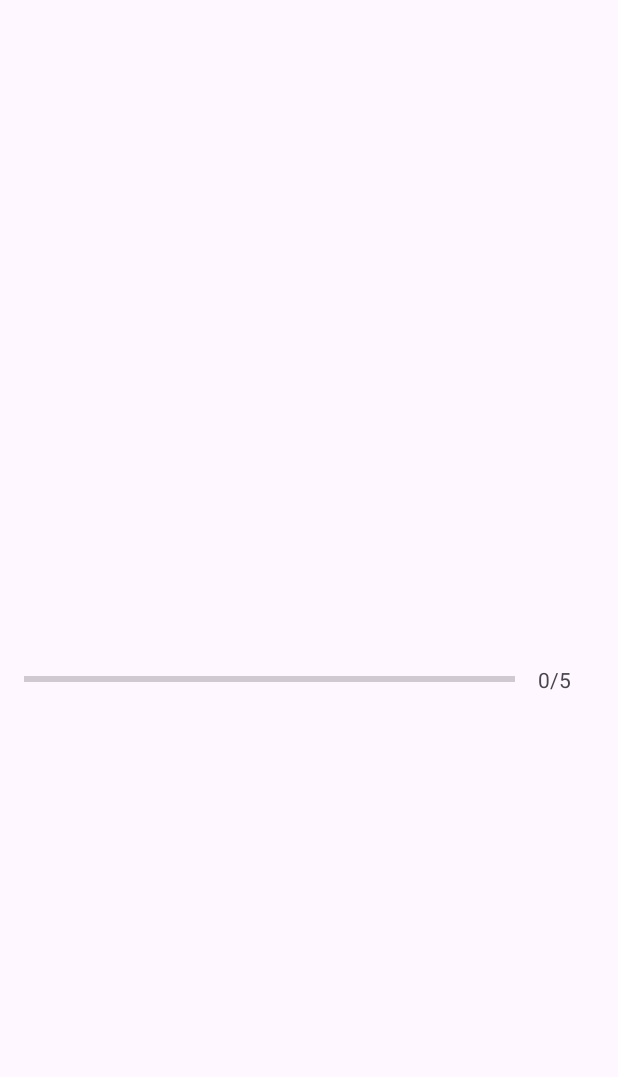
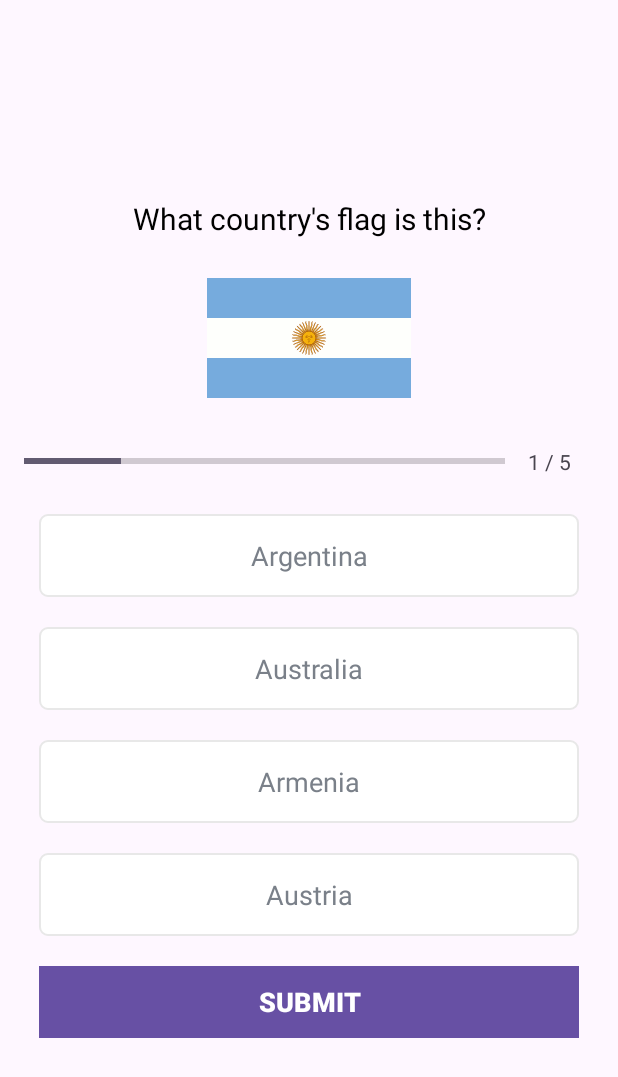
Before and after one commit to Piyushdhorey/Android_with_Kotlin, an Android app: the QuestionPageActivity screen opened directly, with no data from a screen before it, on a phone screen of 412 x 824 dp. Shown: the top 1077 px of the screen. Run offline under Robolectric (Android 15) with nearby library versions, the phone set to English and light mode, and no system bars.

Commit message:
created methods in the QuestionPageActivity

```diff
--- a/app/src/main/java/com/example/quizapp/QuestionPageActivity.kt
+++ b/app/src/main/java/com/example/quizapp/QuestionPageActivity.kt
@@ -1,15 +1,116 @@
 package com.example.quizapp
 
+import android.graphics.Color
+import android.graphics.Typeface
 import androidx.appcompat.app.AppCompatActivity
 import android.os.Bundle
 import android.util.Log
+import android.view.View
+import android.widget.Button
+import android.widget.ImageView
+import android.widget.ProgressBar
+import android.widget.TextView
+import androidx.core.content.ContextCompat
 
-class QuestionPageActivity : AppCompatActivity() {
+class QuestionPageActivity : AppCompatActivity(), View.OnClickListener {
+
+
+    private var mCurrentPosition: Int = 1
+    private var mQuestionList: ArrayList<Question>? = null
+    private var mSelectedOptionPosition: Int = 0
+
+
+    private var progressBar: ProgressBar? = null
+    private var tvProgress: TextView? = null
+    private var tvQuestion: TextView? = null
+    private var ivImage: ImageView? = null
+
+    private var tvOptionOne: TextView? = null
+    private var tvOptionTwo: TextView? = null
+    private var tvOptionThree: TextView? = null
+    private var tvOptionFour: TextView? = null
+
+    private var btnSubmit: Button? = null
+
+
+
     override fun onCreate(savedInstanceState: Bundle?) {
         super.onCreate(savedInstanceState)
         setContentView(R.layout.activity_question_page)
 
-        val questionsList = Constants.getQuestions()
-        Log.i("questions list size is ", "${questionsList.size}")
+        progressBar = findViewById(R.id.progress_bar)
+        tvProgress = findViewById(R.id.tv_progress)
+        tvQuestion = findViewById(R.id.tvQuestion)
+        ivImage = findViewById(R.id.iv_image)
+
+        tvOptionOne = findViewById(R.id.tv_option_one)
+        tvOptionTwo = findViewById(R.id.tv_option_two)
+        tvOptionThree = findViewById(R.id.tv_option_three)
+        tvOptionFour = findViewById(R.id.tv_option_four)
+        btnSubmit = findViewById(R.id.submitBtn)
+
+
+        mQuestionList = Constants.getQuestions()
+        setQuestion()
+        defaultOptionsView()
+    }
+
+    private fun setQuestion() {
+
+
+        val mCurrentPosition = 1
+
+        val question: Question = mQuestionList!![mCurrentPosition - 1]
+        ivImage?.setImageResource(question.image)
+        progressBar?.progress = mCurrentPosition
+        tvProgress?.text = "$mCurrentPosition / ${progressBar?.max}"
+        tvQuestion?.text = question.questions
+        tvOptionOne?.text = question.optionOne
+        tvOptionTwo?.text = question.optionTwo
+        tvOptionThree?.text = question.optionThree
+        tvOptionFour?.text = question.optionFour
+
+        if(mCurrentPosition == mQuestionList!!.size){
+            btnSubmit?.text == "FINISH"
+        }else{
+            btnSubmit?.text = "SUBMIT"
+        }
+    }
+
+
+
+    private fun defaultOptionsView(){
+        val options = ArrayList<TextView>()
+        tvOptionOne?.let{
+            options.add(0, it)
+        }
+        tvOptionTwo?.let{
+            options.add(1, it)
+        }
+        tvOptionThree?.let{
+            options.add(2, it)
+        }
+        tvOptionFour?.let{
+            options.add(3, it)
+        }
+
+        for(option in options){
+            option.setTextColor(Color.parseColor("#7A8089"))
+            option.typeface = Typeface.DEFAULT
+            option.background = ContextCompat.getDrawable(this, R.drawable.default_option_border_bg)
+        }
+    }
+
+    private fun selectedOptionView(tv:TextView, selectedOptionNum: Int){
+        defaultOptionsView()
+
+        mSelectedOptionPosition = selectedOptionNum
+        tv.setTextColor(Color.parseColor("#363A43"))
+        tv.setTypeface(tv.typeface, Typeface.BOLD)
+        tv.background = ContextCompat.getDrawable(this, R.drawable.selected_option_border_bg)
+    }
+
+    override fun onClick(p0: View?) {
+        TODO("Not yet implemented")
     }
 }
--- /dev/null
+++ b/app/src/main/res/drawable/default_option_border_bg.xml
@@ -0,0 +1,15 @@
+<?xml version="1.0" encoding="utf-8"?>
+<shape xmlns:android="http://schemas.android.com/apk/res/android"
+
+    android:shape="rectangle"
+    >
+    <stroke
+        android:width="1dp"
+        android:color="#E8E8E8"/>
+
+    <solid android:color="@color/white"/>
+    <corners android:radius="5dp"/>
+
+
+
+</shape>
--- /dev/null
+++ b/app/src/main/res/drawable/selected_option_border_bg.xml
@@ -0,0 +1,15 @@
+<?xml version="1.0" encoding="utf-8"?>
+<shape xmlns:android="http://schemas.android.com/apk/res/android"
+
+    android:shape="rectangle"
+    >
+    <stroke
+        android:width="1dp"
+        android:color="@color/design_default_color_primary"/>
+
+    <solid android:color="@color/white"/>
+    <corners android:radius="5dp"/>
+
+
+
+</shape>
--- a/app/src/main/res/layout/activity_question_page.xml
+++ b/app/src/main/res/layout/activity_question_page.xml
@@ -29,7 +29,7 @@
             android:id="@+id/iv_image"
             android:layout_width="wrap_content"
             android:layout_height="wrap_content"
-            android:layout_marginTop="17dp"
+            android:layout_marginTop="16dp"
             android:contentDescription="Quiz Image"
             tools:src="@drawable/ic_flag_of_germany"
             />
@@ -64,6 +64,71 @@
 
         </LinearLayout>
 
+        <TextView
+            android:id="@+id/tv_option_one"
+            android:layout_width="match_parent"
+            android:layout_height="wrap_content"
+            android:layout_margin="10dp"
+            android:background="@drawable/default_option_border_bg"
+            android:gravity="center"
+            android:padding="15dp"
+            android:textColor="#7A8089"
+            android:textSize="18sp"
+            tools:text="Apple"
+            />
+
+        <TextView
+            android:id="@+id/tv_option_two"
+            android:layout_width="match_parent"
+            android:layout_height="wrap_content"
+            android:layout_margin="10dp"
+            android:background="@drawable/default_option_border_bg"
+            android:gravity="center"
+            android:padding="15dp"
+            android:textColor="#7A8089"
+            android:textSize="18sp"
+            tools:text="Apple"
+            />
+
+        <TextView
+            android:id="@+id/tv_option_three"
+            android:layout_width="match_parent"
+            android:layout_height="wrap_content"
+            android:layout_margin="10dp"
+            android:background="@drawable/default_option_border_bg"
+            android:gravity="center"
+            android:padding="15dp"
+            android:textColor="#7A8089"
+            android:textSize="18sp"
+            tools:text="Apple"
+            />
+
+        <TextView
+            android:id="@+id/tv_option_four"
+            android:layout_width="match_parent"
+            android:layout_height="wrap_content"
+            android:layout_margin="10dp"
+            android:background="@drawable/default_option_border_bg"
+            android:gravity="center"
+            android:padding="15dp"
+            android:textColor="#7A8089"
+            android:textSize="18sp"
+            tools:text="Apple"
+            />
+
+        <Button
+            android:id="@+id/submitBtn"
+            android:layout_width="match_parent"
+            android:layout_height="wrap_content"
+            android:layout_margin="10dp"
+            android:background="@color/design_default_color_primary"
+            android:text="SUBMIT"
+            android:textColor="@color/white"
+            android:textSize="18sp"
+            android:textStyle="bold"
+            />
+
     </LinearLayout>
 
+
 </ScrollView>
```
